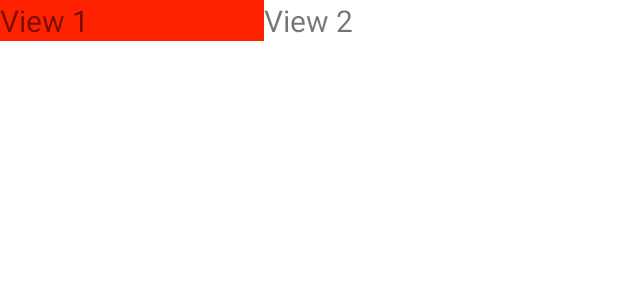
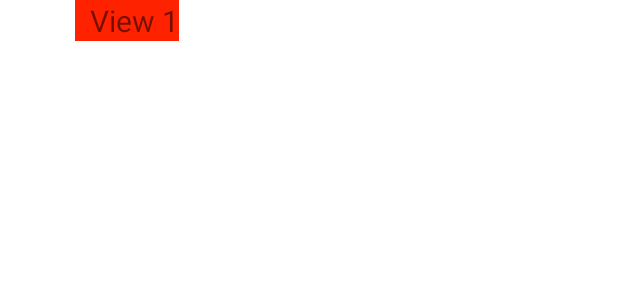
Before and after one commit to phamtanphat/RelativeLayout28042021, an Android app: the layout activity_main.xml on its own in the app's theme, with its tools: preview values and no code run, on a phone screen of 412 x 824 dp. Shown: the top 300 px of the screen. Run offline under Robolectric (Android 15) with nearby library versions, the phone set to English and light mode, and no system bars.

Commit message:
margin va padding

```diff
--- a/app/src/main/res/layout/activity_main.xml
+++ b/app/src/main/res/layout/activity_main.xml
@@ -7,19 +7,12 @@
     tools:context=".MainActivity">
 
     <TextView
+        android:layout_marginLeft="50dp"
+        android:paddingLeft="10dp"
         android:background="#f20"
-        android:layout_alignParentLeft="true"
-        android:layout_toLeftOf="@id/textView2"
         android:id="@+id/textView1"
-        android:layout_width="0dp"
+        android:layout_width="wrap_content"
         android:layout_height="wrap_content"
         android:text="View 1"
         android:textSize="20sp" />
-    <TextView
-        android:layout_centerHorizontal="true"
-        android:id="@+id/textView2"
-        android:layout_width="wrap_content"
-        android:layout_height="wrap_content"
-        android:text="View 2"
-        android:textSize="20sp" />
 </RelativeLayout>
```
